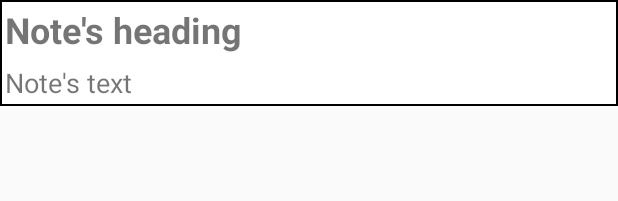
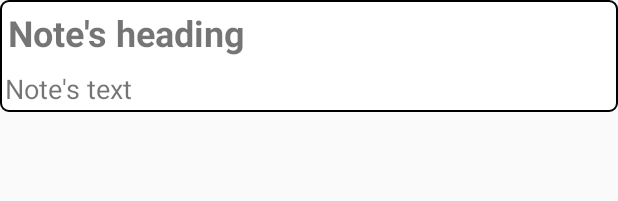
Before and after one commit to RomchiLolchi/SchoolDiary, an Android app: the layout note_item_layout.xml on its own in the app's theme, with its tools: preview values and no code run, on a phone screen of 412 x 824 dp. Shown: the top 201 px of the screen. Run offline under Robolectric (Android 15) with nearby library versions, the phone set to English and light mode, and no system bars; Roboto replaces fonts that are not available here.

Commit message:
Some interface and behavior changes

```diff
--- a/app/build.gradle
+++ b/app/build.gradle
@@ -12,8 +12,8 @@ android {
         applicationId "com.easyeducation.schooldiary"
         minSdkVersion 21
         targetSdkVersion 29
-        versionCode 3
-        versionName "1.2"
+        versionCode 5
+        versionName "2.0.1"
         testInstrumentationRunner "androidx.test.runner.AndroidJUnitRunner"
         vectorDrawables.useSupportLibrary = true
     }
--- a/app/src/main/AndroidManifest.xml
+++ b/app/src/main/AndroidManifest.xml
@@ -11,7 +11,7 @@
         android:screenOrientation="portrait"
         android:supportsPictureInPicture="false"
         android:supportsRtl="true"
-        android:theme="@style/AppTheme">
+        android:theme="@style/DiaryTheme">
         <activity android:name=".NotesActivity"></activity>
         <activity
             android:name=".EnterActivity"
--- a/app/src/main/res/drawable/blue_border.xml
+++ b/app/src/main/res/drawable/blue_border.xml
@@ -2,4 +2,5 @@
 <shape xmlns:android="http://schemas.android.com/apk/res/android">
     <solid android:color="@color/colorBlue" />
     <stroke android:width="1dp" android:color="#000000" />
+    <corners android:radius="5dp"></corners>
 </shape>
--- a/app/src/main/res/drawable/green_border.xml
+++ b/app/src/main/res/drawable/green_border.xml
@@ -2,4 +2,5 @@
 <shape xmlns:android="http://schemas.android.com/apk/res/android">
     <solid android:color="@color/colorGreen" />
     <stroke android:width="1dp" android:color="#000000" />
+    <corners android:radius="5dp"></corners>
 </shape>
--- a/app/src/main/res/drawable/orange_border.xml
+++ b/app/src/main/res/drawable/orange_border.xml
@@ -2,4 +2,5 @@
 <shape xmlns:android="http://schemas.android.com/apk/res/android">
     <solid android:color="@color/colorOrange" />
     <stroke android:width="1dp" android:color="#000000" />
+    <corners android:radius="5dp"></corners>
 </shape>
--- a/app/src/main/res/drawable/pink_border.xml
+++ b/app/src/main/res/drawable/pink_border.xml
@@ -2,4 +2,5 @@
 <shape xmlns:android="http://schemas.android.com/apk/res/android">
     <solid android:color="@color/colorPink" />
     <stroke android:width="1dp" android:color="#000000" />
+    <corners android:radius="5dp"></corners>
 </shape>
--- a/app/src/main/res/drawable/red_border.xml
+++ b/app/src/main/res/drawable/red_border.xml
@@ -2,4 +2,5 @@
 <shape xmlns:android="http://schemas.android.com/apk/res/android">
     <solid android:color="@color/colorRed" />
     <stroke android:width="1dp" android:color="#000000" />
+    <corners android:radius="5dp"></corners>
 </shape>
--- a/app/src/main/res/drawable/violet_border.xml
+++ b/app/src/main/res/drawable/violet_border.xml
@@ -2,4 +2,5 @@
 <shape xmlns:android="http://schemas.android.com/apk/res/android">
     <solid android:color="@color/colorViolet" />
     <stroke android:width="1dp" android:color="#000000" />
+    <corners android:radius="5dp"></corners>
 </shape>
--- a/app/src/main/res/drawable/white_border.xml
+++ b/app/src/main/res/drawable/white_border.xml
@@ -2,4 +2,5 @@
 <shape xmlns:android="http://schemas.android.com/apk/res/android">
     <solid android:color="#FFFFFF" />
     <stroke android:width="1dp" android:color="#000000" />
+    <corners android:radius="5dp"></corners>
 </shape>
--- a/app/src/main/res/drawable/yellow_border.xml
+++ b/app/src/main/res/drawable/yellow_border.xml
@@ -2,4 +2,5 @@
 <shape xmlns:android="http://schemas.android.com/apk/res/android">
     <solid android:color="@color/colorYellow" />
     <stroke android:width="1dp" android:color="#000000" />
+    <corners android:radius="5dp"></corners>
 </shape>
--- a/app/src/main/res/layout/activity_diary.xml
+++ b/app/src/main/res/layout/activity_diary.xml
@@ -179,7 +179,7 @@
 
             <EditText
                 android:id="@+id/lesson_name_edittext"
-                android:layout_width="wrap_content"
+                android:layout_width="210dp"
                 android:layout_height="wrap_content"
                 android:layout_marginStart="16dp"
                 android:layout_marginTop="16dp"
@@ -187,6 +187,7 @@
                 android:ems="10"
                 android:hint="@string/lessons_name_text"
                 android:inputType="textPersonName"
+                android:maxWidth="210dp"
                 app:layout_constraintStart_toStartOf="parent"
                 app:layout_constraintTop_toTopOf="parent" />
 
--- a/app/src/main/res/layout/note_item_layout.xml
+++ b/app/src/main/res/layout/note_item_layout.xml
@@ -31,20 +31,23 @@
             android:id="@+id/headline_note_item"
             android:layout_width="match_parent"
             android:layout_height="wrap_content"
-            android:layout_margin="3dp"
+            android:layout_margin="5dp"
+            android:singleLine="false"
             android:text="@string/notes_heading_text"
             android:textSize="24sp"
-            android:textStyle="bold"
-            android:singleLine="false"/>
+            android:textStyle="bold" />
 
         <TextView
             android:id="@+id/maintext_note_item"
             android:layout_width="match_parent"
             android:layout_height="wrap_content"
             android:layout_margin="3dp"
+            android:layout_marginStart="3dp"
+            android:layout_marginLeft="5dp"
+            android:layout_marginEnd="5dp"
+            android:singleLine="false"
             android:text="@string/notes_maintext_text"
-            android:textSize="18sp"
-            android:singleLine="false"/>
+            android:textSize="18sp" />
 
     </LinearLayout>
 
--- a/app/src/main/res/values/strings.xml
+++ b/app/src/main/res/values/strings.xml
@@ -37,6 +37,7 @@
     <string name="keep_text" tools:ignore="MissingTranslation">Keep</string>
     <string name="delete_text" tools:ignore="MissingTranslation">Delete</string>
     <string name="close_text" tools:ignore="MissingTranslation">Close</string>
+    <string name="alert_of_creating_empty_note" tools:ignore="MissingTranslation">Empty note has been deleted</string>
 
     <!-- Переменные дней недели -->
     <string name="monday_text" tools:ignore="MissingTranslation">Monday</string>
--- a/app/src/main/res/values/styles.xml
+++ b/app/src/main/res/values/styles.xml
@@ -1,11 +1,15 @@
 <resources xmlns:tools="http://schemas.android.com/tools">
 
-    <!-- Base application theme. -->
-    <style name="AppTheme" parent="Theme.AppCompat.Light.DarkActionBar">
-        <!-- Customize your theme here. -->
+    <style name="DiaryTheme" parent="Theme.AppCompat.Light.DarkActionBar">
         <item name="colorPrimary">@color/colorPrimary</item>
         <item name="colorPrimaryDark">@color/colorPrimaryDark</item>
         <item name="colorAccent">@color/colorAccent</item>
     </style>
 
+    <style name="NotesTheme" parent="Theme.AppCompat.Light.DarkActionBar">
+        <item name="colorPrimary">@color/colorPrimary</item>
+        <item name="colorPrimaryDark">@color/colorPrimaryDark</item>
+        <item name="colorAccent">@color/colorBlue</item>
+    </style>
+
 </resources>
--- a/build.gradle
+++ b/build.gradle
@@ -8,7 +8,7 @@ buildscript {
 
     }
     dependencies {
-        classpath 'com.android.tools.build:gradle:3.6.1'
+        classpath 'com.android.tools.build:gradle:3.6.2'
         classpath "org.jetbrains.kotlin:kotlin-gradle-plugin:$kotlin_version"
         classpath 'com.google.gms:google-services:4.3.3'
         // NOTE: Do not place your application dependencies here; they belong
```
Also changed, not shown: app/src/main/java/com/easyeducation/schooldiary/DiaryActivity.kt (+3 -9 lines), app/src/main/java/com/easyeducation/schooldiary/EnterActivity.kt (+6 -1 lines), app/src/main/java/com/easyeducation/schooldiary/NotesActivity.kt (+59 -23 lines), app/src/main/res/layout/activity_notes.xml (+7 -3 lines), 1 other file.
